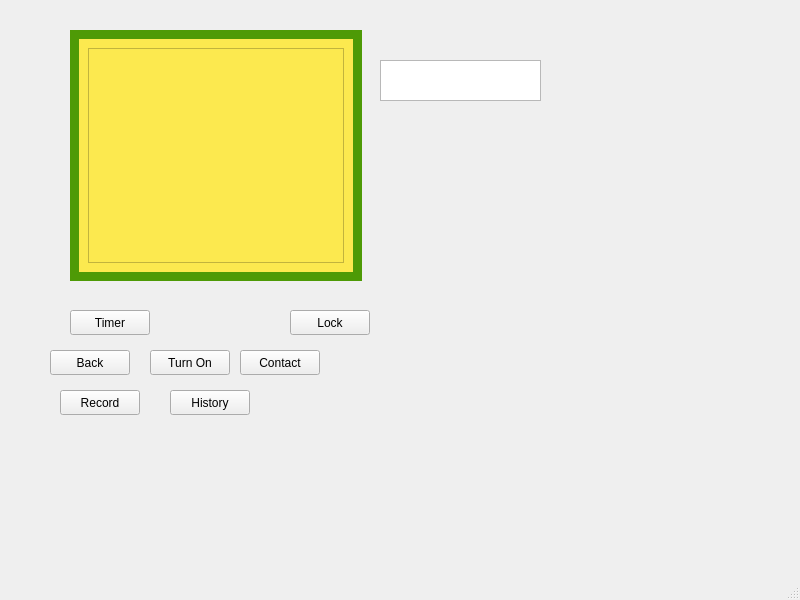
Hall-Andrew/CESDEVICE-3004FinalProject, file mainwindow.ui: the form before one commit.
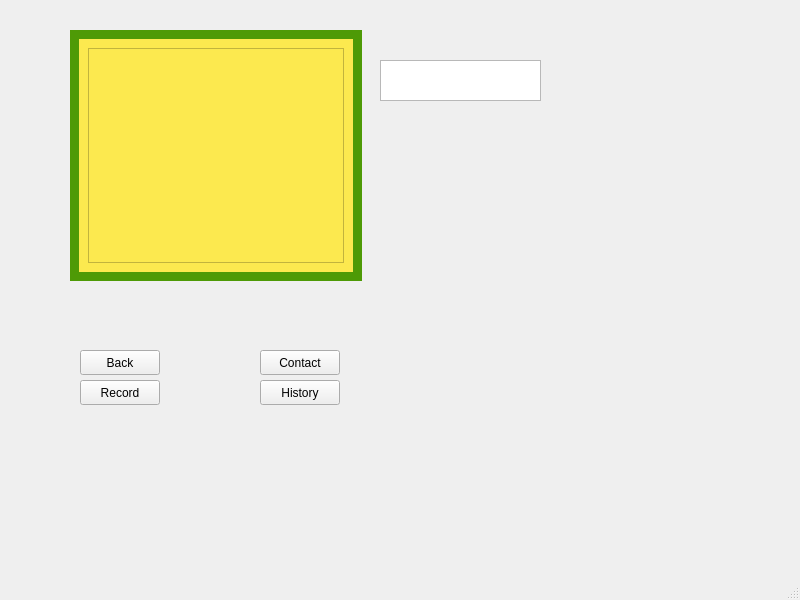
The form after the commit. Icons and pictures are not drawn.

Commit message: added button icons

The edit to the form file:
```diff
--- a/mainwindow.ui
+++ b/mainwindow.ui
@@ -17,33 +17,55 @@
    <widget class="QPushButton" name="TurnOnOffButton">
     <property name="geometry">
      <rect>
-      <x>150</x>
+      <x>180</x>
       <y>350</y>
-      <width>80</width>
-      <height>25</height>
+      <width>61</width>
+      <height>51</height>
      </rect>
     </property>
+    <property name="styleSheet">
+     <string notr="true">#TurnOnOffButton{
+image: url(:/buttonAssets/guiAssets/buttonAssets/PowerButton.png);
+border-radius: 50;
+background-color: transparent;
+background:none;
+border:none;
+background-repeat:none;
+}
+</string>
+    </property>
     <property name="text">
-     <string>Turn On</string>
+     <string/>
     </property>
    </widget>
    <widget class="QPushButton" name="TimerButton">
     <property name="geometry">
      <rect>
-      <x>70</x>
-      <y>310</y>
-      <width>80</width>
-      <height>25</height>
+      <x>50</x>
+      <y>290</y>
+      <width>91</width>
+      <height>51</height>
      </rect>
     </property>
+    <property name="styleSheet">
+     <string notr="true">#TimerButton{
+image: url(:/buttonAssets/guiAssets/buttonAssets/timerButton.png);
+border-radius: 50;
+background-color: transparent;
+background:none;
+border:none;
+background-repeat:none;
+}
+</string>
+    </property>
     <property name="text">
-     <string>Timer</string>
+     <string/>
     </property>
    </widget>
    <widget class="QPushButton" name="UpButton">
     <property name="geometry">
      <rect>
-      <x>160</x>
+      <x>120</x>
       <y>290</y>
       <width>61</width>
       <height>51</height>
@@ -67,7 +89,7 @@
    <widget class="QPushButton" name="DownButton">
     <property name="geometry">
      <rect>
-      <x>230</x>
+      <x>240</x>
       <y>290</y>
       <width>51</width>
       <height>51</height>
@@ -93,19 +115,30 @@
     <property name="geometry">
      <rect>
       <x>290</x>
-      <y>310</y>
-      <width>80</width>
-      <height>25</height>
+      <y>290</y>
+      <width>61</width>
+      <height>51</height>
      </rect>
     </property>
+    <property name="styleSheet">
+     <string notr="true">#LockButton{
+image: url(:/buttonAssets/guiAssets/buttonAssets/lockButton.png);
+border-radius: 50;
+background-color: transparent;
+background:none;
+border:none;
+background-repeat:none;
+}
+</string>
+    </property>
     <property name="text">
-     <string>Lock</string>
+     <string/>
     </property>
    </widget>
    <widget class="QPushButton" name="ContactButton">
     <property name="geometry">
      <rect>
-      <x>240</x>
+      <x>260</x>
       <y>350</y>
       <width>80</width>
       <height>25</height>
@@ -118,9 +151,9 @@
    <widget class="QPushButton" name="EnterButton">
     <property name="geometry">
      <rect>
-      <x>320</x>
-      <y>340</y>
-      <width>71</width>
+      <x>180</x>
+      <y>290</y>
+      <width>61</width>
       <height>51</height>
      </rect>
     </property>
@@ -141,7 +174,7 @@
    <widget class="QPushButton" name="BackButton">
     <property name="geometry">
      <rect>
-      <x>50</x>
+      <x>80</x>
       <y>350</y>
       <width>80</width>
       <height>25</height>
@@ -283,8 +316,8 @@
    <widget class="QPushButton" name="Record">
     <property name="geometry">
      <rect>
-      <x>60</x>
-      <y>390</y>
+      <x>80</x>
+      <y>380</y>
       <width>80</width>
       <height>25</height>
      </rect>
@@ -306,8 +339,8 @@
    <widget class="QPushButton" name="RecordHistory">
     <property name="geometry">
      <rect>
-      <x>170</x>
-      <y>390</y>
+      <x>260</x>
+      <y>380</y>
       <width>80</width>
       <height>25</height>
      </rect>
```
The commit also changes 4 other files.
